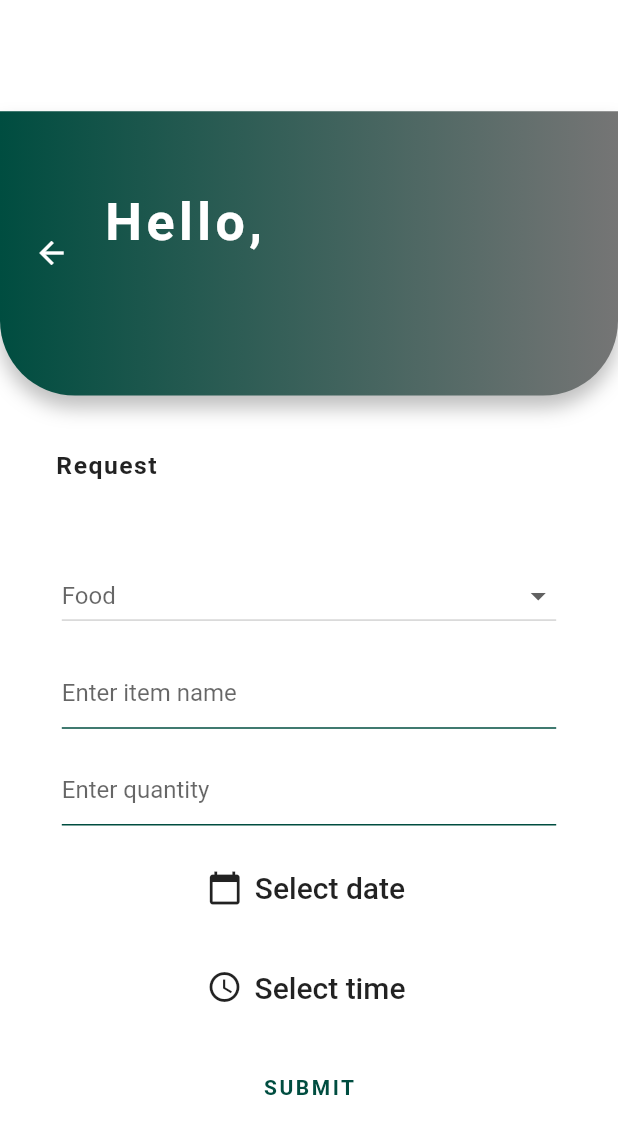
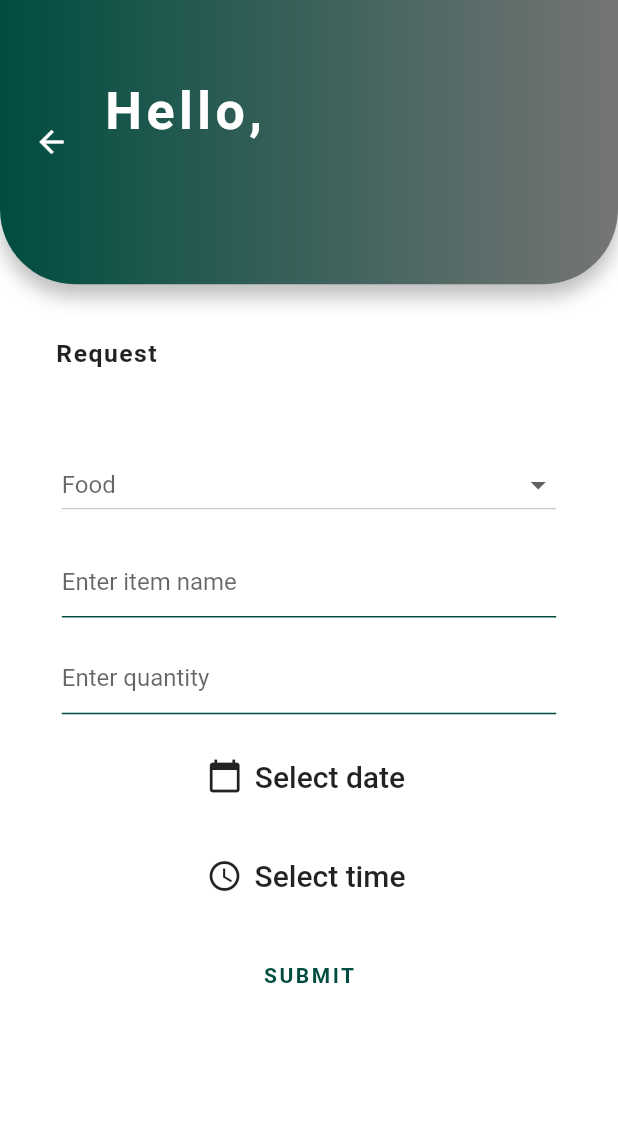
Before and after one commit to nataniayp/plEASE, a Flutter app: the Request screen opened directly, after a tap on "Food", on a phone screen of 412 x 824 dp. Shown: the top 1134 px of the screen. Run offline on Flutter 3.47's test engine with Material 2 defaults, Android fonts, the phone set to English and light mode, and no system bars; our stand-ins replace cloud_firestore, firebase_auth, firebase_core, flutter_spinkit; accounts and stored records are empty.

Commit message:
added safearea to all screens, fixed alignment

```diff
--- a/lib/screens/authenticate/register.dart
+++ b/lib/screens/authenticate/register.dart
@@ -26,7 +26,9 @@ class _RegisterState extends State<Register> {
     Size size = MediaQuery.of(context).size;
 
     return Scaffold(
-      body: Container(
+      backgroundColor: Colors.white,
+      body: SafeArea(
+        child: Container(
           decoration: BoxDecoration(
             gradient: LinearGradient(
                 colors: [Colors.teal[900], Colors.grey[600]]
@@ -173,6 +175,7 @@ class _RegisterState extends State<Register> {
             ],
           ),
         ),
+      ),
     );
   }
 }
--- a/lib/screens/authenticate/sign_in.dart
+++ b/lib/screens/authenticate/sign_in.dart
@@ -26,7 +26,9 @@ class _SignInState extends State<SignIn> {
     Size size = MediaQuery.of(context).size;
 
     return loading ? Loading() : Scaffold(
-      body: Container(
+      backgroundColor: Colors.white,
+      body: SafeArea(
+        child: Container(
           decoration: BoxDecoration(
             gradient: LinearGradient(
                 colors: [Colors.teal[900], Colors.grey[600]]
@@ -159,6 +161,7 @@ class _SignInState extends State<SignIn> {
             ],
           ),
         ),
+      ),
     );
   }
 }
--- a/lib/screens/profile.dart
+++ b/lib/screens/profile.dart
@@ -16,8 +16,9 @@ class _ProfileState extends State<Profile> {
     Size size = MediaQuery.of(context).size;
 
     return Scaffold(
-      backgroundColor: Colors.teal[900],
-      body: Container(
+      backgroundColor: Colors.white,
+      body: SafeArea(
+        child: Container(
           decoration: BoxDecoration(
             gradient: LinearGradient(
               colors: [Colors.teal[900], Colors.grey[600]]
@@ -92,6 +93,7 @@ class _ProfileState extends State<Profile> {
             ),
           ),
         ),
+      ),
     );
   }
 }
--- a/lib/screens/request.dart
+++ b/lib/screens/request.dart
@@ -26,7 +26,7 @@ class _RequestState extends State<Request> {
       backgroundColor: Colors.white,
       body: SafeArea(
         child: Column(
-          mainAxisAlignment: MainAxisAlignment.center,
+          mainAxisAlignment: MainAxisAlignment.start,
           children: <Widget>[
             CustomisedAppBar(),
             ScreenHeader(name: 'Request'),
@@ -116,7 +116,7 @@ class _RequestState extends State<Request> {
                 ),
               ],
             ),
-            SizedBox(height: size.width * 0.04),
+            SizedBox(height: size.width * 0.02),
             Row (
               mainAxisAlignment: MainAxisAlignment.center,
               children: [
--- a/lib/screens/request_input.dart
+++ b/lib/screens/request_input.dart
@@ -50,8 +50,10 @@ class _RequestInputState extends State<RequestInput> {
           stream: DatabaseService(uid: user.uid).userCredentials,
           builder: (context, snapshot) {
             if (snapshot.hasData) {
-              return Column(
-                mainAxisAlignment: MainAxisAlignment.center,
+              return Container(
+                color: Colors.white,
+                child: Column(
+                  mainAxisAlignment: MainAxisAlignment.start,
                   children: [
                     CustomisedAppBar(withBackArrow: true,),
                     ScreenHeader(name: 'Request'),
@@ -207,6 +209,7 @@ class _RequestInputState extends State<RequestInput> {
                       ),
                     ),
                   ],
+                ),
               );
             } else {
               return Loading();
```
Also changed, not shown: lib/screens/respond_details.dart (+6 -2 lines). Lines whose indentation alone changed are shown as unchanged.
